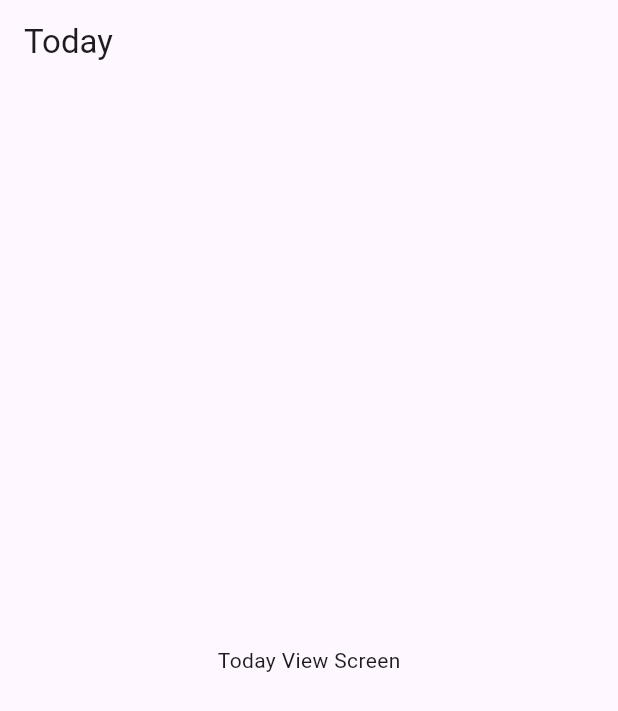
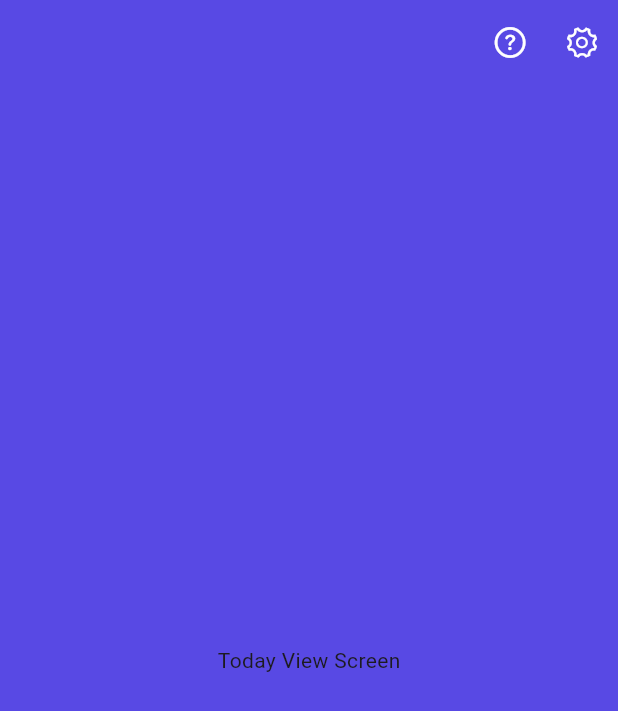
Before and after one commit to Monfi98/Harubee-AOS, a Flutter app: the screen it shows after launch, on a phone screen of 412 x 824 dp. Shown: the top 711 px of the screen. Run offline on Flutter 3.47's test engine with Material 3 defaults, Android fonts, the phone set to English and light mode, and no system bars.

Commit message:
TodayView 상단 아이콘 추가

```diff
--- /dev/null
+++ b/lib/app/my_app.dart
@@ -0,0 +1,17 @@
+import 'package:flutter/material.dart';
+import 'package:harubee/presentation/today/today_view.dart';
+
+class MyApp extends StatelessWidget {
+  const MyApp({super.key});
+
+  @override
+  Widget build(BuildContext context) {
+    return MaterialApp(
+      title: 'Flutter Demo',
+      theme: ThemeData(
+        colorScheme: ColorScheme.fromSeed(seedColor: Colors.deepPurple),
+      ),
+      home: const TodayView(),
+    );
+  }
+}
--- a/lib/design_system/colors/colors.dart
+++ b/lib/design_system/colors/harubee_colors.dart
@@ -5,7 +5,7 @@ enum Appearance {
   dark
 }
 
-class Colors {
+class HarubeeColors {
   static Color mainPrimary(Appearance mode) {
     switch (mode) {
       case Appearance.light: return const Color(0xFF5849E4);
--- a/lib/main.dart
+++ b/lib/main.dart
@@ -1,21 +1,8 @@
 import 'package:flutter/material.dart';
-import 'package:harubee/presentation/today/today_page.dart';
+//import 'package:provider/provider.dart';
+
+import 'app/my_app.dart';
 
 void main() {
   runApp(const MyApp());
 }
-
-class MyApp extends StatelessWidget {
-  const MyApp({super.key});
-
-  @override
-  Widget build(BuildContext context) {
-    return MaterialApp(
-      title: 'Flutter Demo',
-      theme: ThemeData(
-        colorScheme: ColorScheme.fromSeed(seedColor: Colors.deepPurple),
-      ),
-      home: const TodayPage(),
-    );
-  }
-}
--- a/lib/presentation/today/today_page.dart
+++ /dev/null
@@ -1,17 +0,0 @@
-import 'package:flutter/material.dart';
-
-class TodayPage extends StatelessWidget {
-  const TodayPage({super.key});
-
-  @override
-  Widget build(BuildContext context) {
-    return Scaffold(
-      appBar: AppBar(
-        title: const Text('Today'),
-      ),
-      body: const Center(
-        child: Text('Today View Screen'),
-      ),
-    );
-  }
-}
--- /dev/null
+++ b/lib/presentation/today/today_view.dart
@@ -0,0 +1,41 @@
+import 'package:flutter/material.dart';
+import 'package:flutter/cupertino.dart';
+import 'package:harubee/design_system/colors/harubee_colors.dart';
+
+class TodayView extends StatelessWidget {
+  const TodayView({super.key});
+
+  @override
+  Widget build(BuildContext context) {
+
+    final mode = Theme.of(context).brightness == Brightness.dark
+        ? Appearance.dark
+        : Appearance.light;
+
+    return Scaffold(
+      backgroundColor: HarubeeColors.mainPrimary(mode),
+      appBar: AppBar(
+        backgroundColor: Colors.transparent,
+        actions: [
+          IconButton(
+            icon: const Icon(CupertinoIcons.question_circle),
+            color: HarubeeColors.textFixed,
+            onPressed: () {
+              debugPrint("Search tapped");
+            },
+          ),
+          IconButton(
+            icon: const Icon(CupertinoIcons.gear),
+            color: HarubeeColors.textFixed,
+            onPressed: () {
+              debugPrint("Settings tapped");
+            },
+          ),
+        ],
+      ),
+      body: const Center(
+        child: Text('Today View Screen'),
+      ),
+    );
+  }
+}
--- a/pubspec.yaml
+++ b/pubspec.yaml
@@ -11,6 +11,7 @@ dependencies:
   flutter:
     sdk: flutter
   cupertino_icons: ^1.0.8
+  provider: ^6.1.5+1
 
 dev_dependencies:
   flutter_test:
```
Also changed, not shown: pubspec.lock, 1 other file.
